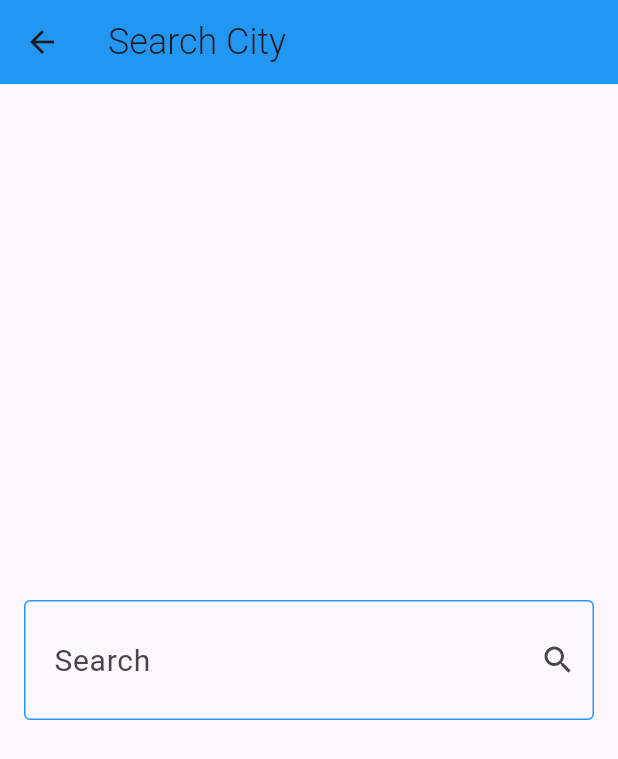
After one commit to yasser-osamaa/Weather-App, a Flutter app: the SearchView screen opened directly, on a phone screen of 412 x 824 dp. The commit adds this screen. Shown: the top 759 px of the screen. Run offline on Flutter 3.47's test engine with Material 3 defaults, Android fonts, the phone set to English and light mode, and no system bars; our stand-ins replace dio, flutter_bloc.

Commit message:
refactor code

```diff
--- a/lib/views/home_view.dart
+++ b/lib/views/home_view.dart
@@ -5,7 +5,7 @@ import 'package:weather_app/cubits/get_weather_cubit/get_weather_states.dart';
 import 'package:weather_app/views/search_view.dart';
 import 'package:weather_app/widgets/info_weather_body.dart';
 import 'package:weather_app/widgets/no_weather_body.dart';
-//import 'package:weather_app/widgets/no_weather_body.dart';
+
 
 class HomeView extends StatefulWidget {
   const HomeView({super.key});
--- /dev/null
+++ b/lib/widgets/search_view_body.dart
@@ -0,0 +1,47 @@
+
+import 'package:flutter/material.dart';
+import 'package:flutter_bloc/flutter_bloc.dart';
+import 'package:weather_app/cubits/get_weather_cubit/get_weather_cubit.dart';
+
+class SearchViewBody extends StatelessWidget {
+  const SearchViewBody({
+    super.key,
+  });
+
+  @override
+  Widget build(BuildContext context) {
+    return Padding(
+      padding: const EdgeInsets.symmetric(horizontal: 16),
+      child: Center(
+        child: TextField(
+          onSubmitted: (value) {
+            var getWeatherCubit = BlocProvider.of<GetWeatherCubit>(context);
+            getWeatherCubit.getWeather(cityName: value);
+            Navigator.pop(context);
+          },
+          decoration: InputDecoration(
+            enabledBorder: const OutlineInputBorder(
+              borderSide: BorderSide(
+                color: Colors.blue,
+              ),
+            ),
+            border: const OutlineInputBorder(
+              borderSide: BorderSide(
+                color: Colors.blue,
+              ),
+            ),
+            suffixIcon:
+                IconButton(icon: const Icon(Icons.search), onPressed: () {}),
+            labelText: 'Search',
+            labelStyle: const TextStyle(
+              fontSize: 20,
+            ),
+            hintText: 'Enter City Name',
+            contentPadding:
+                const EdgeInsets.symmetric(horizontal: 16, vertical: 28),
+          ),
+        ),
+      ),
+    );
+  }
+}
```
Also changed, not shown: lib/views/search_view.dart (+2 -35 lines).
